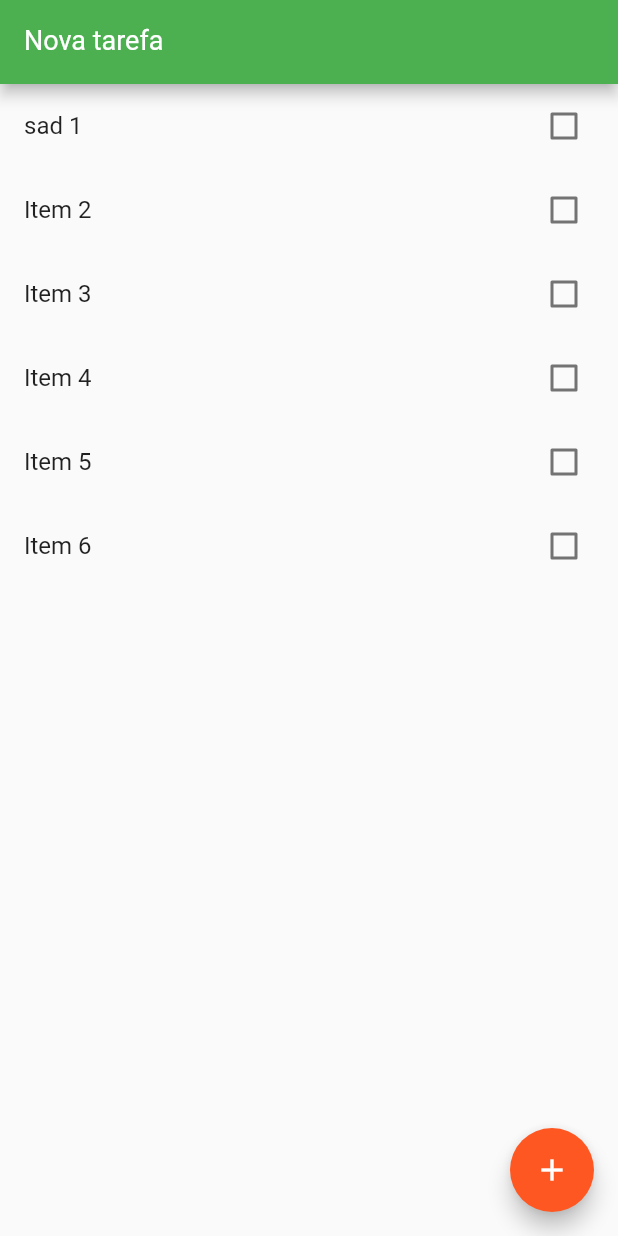
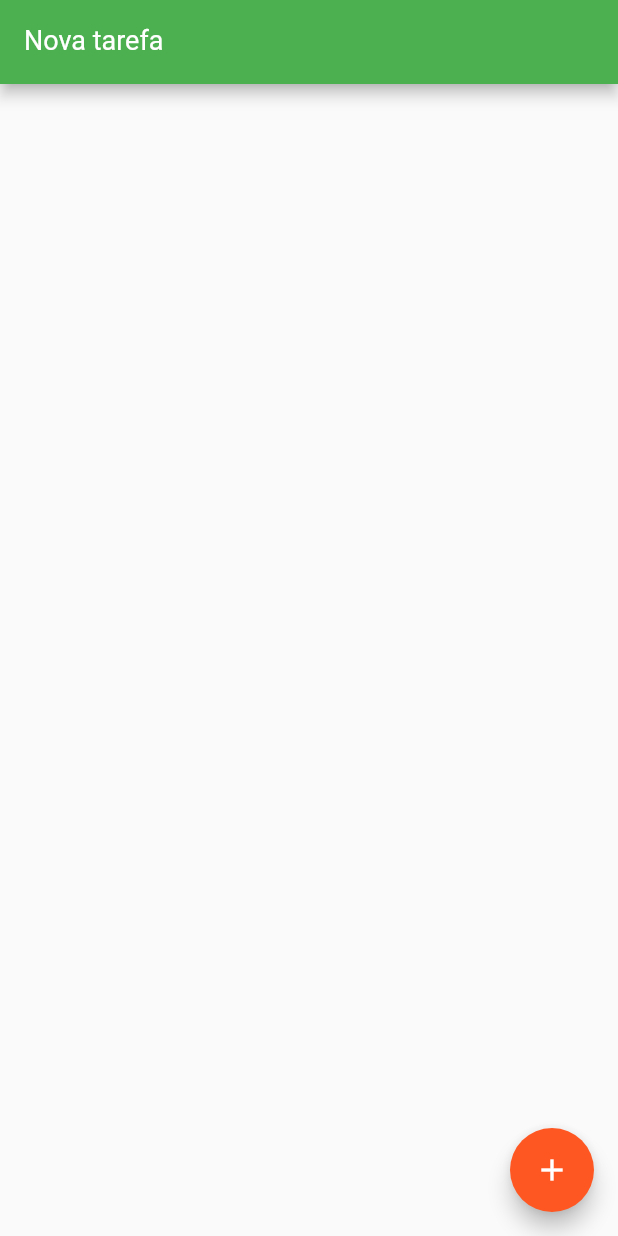
Before and after one commit to douglasshibata/todo-flutter, a Flutter app: the screen it shows after launch, on a phone screen of 412 x 824 dp. Run offline on Flutter 3.47's test engine with Material 2 defaults, Android fonts, the phone set to English and light mode, and no system bars.

Commit message:
Adding shared preferences

```diff
--- a/lib/main.dart
+++ b/lib/main.dart
@@ -25,12 +25,12 @@ class HomePage extends StatefulWidget {
   var items = <Item>[];
   HomePage() {
     items = [];
-    items.add(Item(title: "sad 1", done: false));
-    items.add(Item(title: "Item 2", done: false));
-    items.add(Item(title: "Item 3", done: false));
-    items.add(Item(title: "Item 4", done: false));
-    items.add(Item(title: "Item 5", done: false));
-    items.add(Item(title: "Item 6", done: false));
+    // items.add(Item(title: "sad 1", done: false));
+    // items.add(Item(title: "Item 2", done: false));
+    // items.add(Item(title: "Item 3", done: false));
+    // items.add(Item(title: "Item 4", done: false));
+    // items.add(Item(title: "Item 5", done: false));
+    // items.add(Item(title: "Item 6", done: false));
   }
   @override
   State<HomePage> createState() => _HomePageState();
@@ -57,6 +57,8 @@ class _HomePageState extends State<HomePage> {
       widget.items.removeAt(index);
     });
   }
+
+  Future load() async {}
 
   @override
   Widget build(BuildContext context) {
--- a/pubspec.yaml
+++ b/pubspec.yaml
@@ -1,5 +1,5 @@
 name: todo
-description: A new Flutter project.
+description: Todo project to help understand flutter.
 
 # The following line prevents the package from being accidentally published to
 # pub.dev using `flutter pub publish`. This is preferred for private packages.
@@ -34,6 +34,7 @@ dependencies:
   # The following adds the Cupertino Icons font to your application.
   # Use with the CupertinoIcons class for iOS style icons.
   cupertino_icons: ^1.0.2
+  shared_preferences: ^2.0.15
 
 dev_dependencies:
   flutter_test:
```
Also changed, not shown: pubspec.lock, 1 other file.
